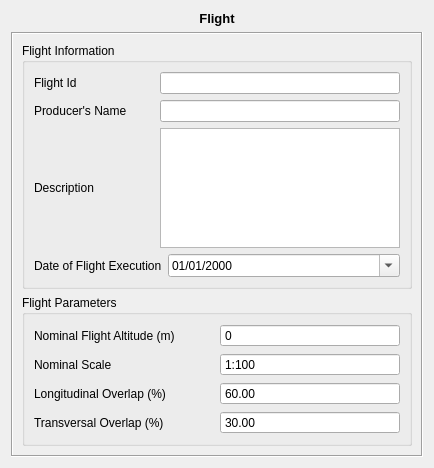
e-foto/e-foto, file branches/SandBox/trunk_candidata/qt/formDisplay/FlightLayout.ui: the form before one commit.
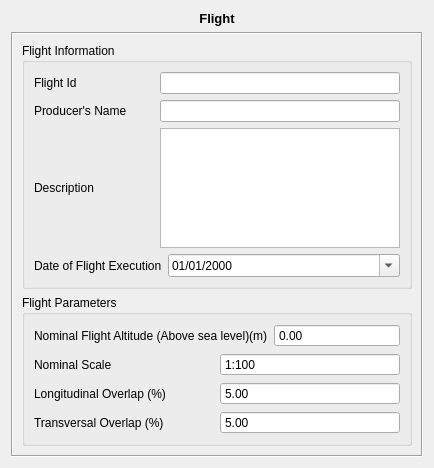
The form after the commit. Custom widgets are drawn as their Qt base class.

```diff
--- a/branches/SandBox/trunk_candidata/qt/formDisplay/FlightLayout.ui
+++ b/branches/SandBox/trunk_candidata/qt/formDisplay/FlightLayout.ui
@@ -133,12 +133,12 @@
              <item>
               <widget class="QLabel" name="label_3">
                <property name="text">
-                <string>Nominal Flight Altitude (m)</string>
+                <string>Nominal Flight Altitude (Above sea level)(m)</string>
                </property>
               </widget>
              </item>
              <item>
-              <widget class="QSpinBox" name="flightHeightSpinBox">
+              <widget class="QDoubleSpinBox" name="flightHeightDoubleSpinBox">
                <property name="toolTip">
                 <string>&lt;!DOCTYPE HTML PUBLIC &quot;-//W3C//DTD HTML 4.0//EN&quot; &quot;http://www.w3.org/TR/REC-html40/strict.dtd&quot;&gt;
 &lt;html&gt;&lt;head&gt;&lt;meta name=&quot;qrichtext&quot; content=&quot;1&quot; /&gt;&lt;style type=&quot;text/css&quot;&gt;
@@ -149,15 +149,12 @@
                <property name="buttonSymbols">
                 <enum>QAbstractSpinBox::NoButtons</enum>
                </property>
+               <property name="specialValueText">
+                <string/>
+               </property>
                <property name="accelerated">
                 <bool>true</bool>
                </property>
-               <property name="maximum">
-                <number>15000</number>
-               </property>
-               <property name="singleStep">
-                <number>100</number>
-               </property>
               </widget>
              </item>
             </layout>
@@ -219,6 +216,9 @@
                <property name="buttonSymbols">
                 <enum>QAbstractSpinBox::NoButtons</enum>
                </property>
+               <property name="specialValueText">
+                <string/>
+               </property>
                <property name="accelerated">
                 <bool>true</bool>
                </property>
@@ -229,7 +229,7 @@
                 <double>95.000000000000000</double>
                </property>
                <property name="value">
-                <double>60.000000000000000</double>
+                <double>5.000000000000000</double>
                </property>
               </widget>
              </item>
@@ -249,6 +249,9 @@
                <property name="buttonSymbols">
                 <enum>QAbstractSpinBox::NoButtons</enum>
                </property>
+               <property name="specialValueText">
+                <string/>
+               </property>
                <property name="accelerated">
                 <bool>true</bool>
                </property>
@@ -259,7 +262,7 @@
                 <double>95.000000000000000</double>
                </property>
                <property name="value">
-                <double>30.000000000000000</double>
+                <double>5.000000000000000</double>
                </property>
               </widget>
              </item>
```
Left out of the diff: 3 changed lines with no effect on the pictures.
